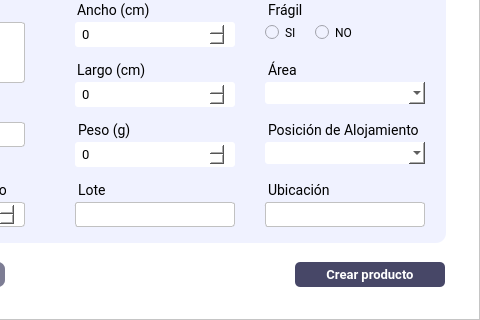
Before: the Qt Designer form Interfaces/main/nuevo_producto_ui.ui in juanignaciocansillieri/Proyecto-Final, drawn with Qt 5; both pictures show x 195 to 675 and y 108 to 428 of the 675 by 428 pixel window.
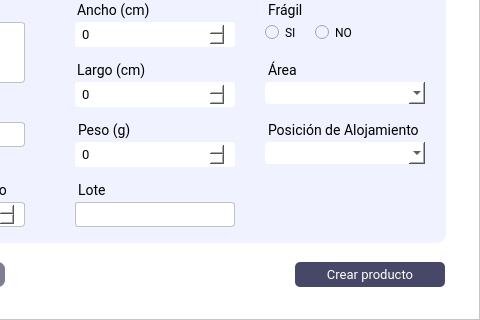
After: the same form once the commit is applied.

```diff
--- a/Interfaces/main/nuevo_producto_ui.ui
+++ b/Interfaces/main/nuevo_producto_ui.ui
@@ -819,72 +819,6 @@
          <string/>
         </property>
        </widget>
-       <widget class="QLabel" name="label_ubicacion_2">
-        <property name="geometry">
-         <rect>
-          <x>420</x>
-          <y>250</y>
-          <width>91</width>
-          <height>27</height>
-         </rect>
-        </property>
-        <property name="font">
-         <font>
-          <family>Roboto</family>
-          <pointsize>-1</pointsize>
-         </font>
-        </property>
-        <property name="styleSheet">
-         <string notr="true">font-family: Roboto;
-font-size: 14px;
-margin-top:10px;
-margin-left:10px
-
-</string>
-        </property>
-        <property name="text">
-         <string>Ubicación</string>
-        </property>
-       </widget>
-       <widget class="QLineEdit" name="ubicacion_input">
-        <property name="geometry">
-         <rect>
-          <x>420</x>
-          <y>280</y>
-          <width>170</width>
-          <height>25</height>
-         </rect>
-        </property>
-        <property name="minimumSize">
-         <size>
-          <width>0</width>
-          <height>0</height>
-         </size>
-        </property>
-        <property name="maximumSize">
-         <size>
-          <width>16777215</width>
-          <height>25</height>
-         </size>
-        </property>
-        <property name="styleSheet">
-         <string notr="true">QLineEdit{
-background-color: #fff;
-border: 0.5px solid #c1c1c1;
-border-radius: 3px;
-padding: 4 5px;
-color: #e9e9;
-font-family:Roboto;
-font-size:13px;
-font-weight: 400;
-margin-left: 10px;
-
-}</string>
-        </property>
-        <property name="placeholderText">
-         <string/>
-        </property>
-       </widget>
        <widget class="QTextEdit" name="descripcion_input">
         <property name="geometry">
          <rect>
@@ -976,8 +910,6 @@
         <font>
          <family>Roboto</family>
          <pointsize>-1</pointsize>
-         <weight>75</weight>
-         <bold>true</bold>
         </font>
        </property>
        <property name="cursor">
```
Left out of the diff: 5 changed lines with no effect on the pictures.
